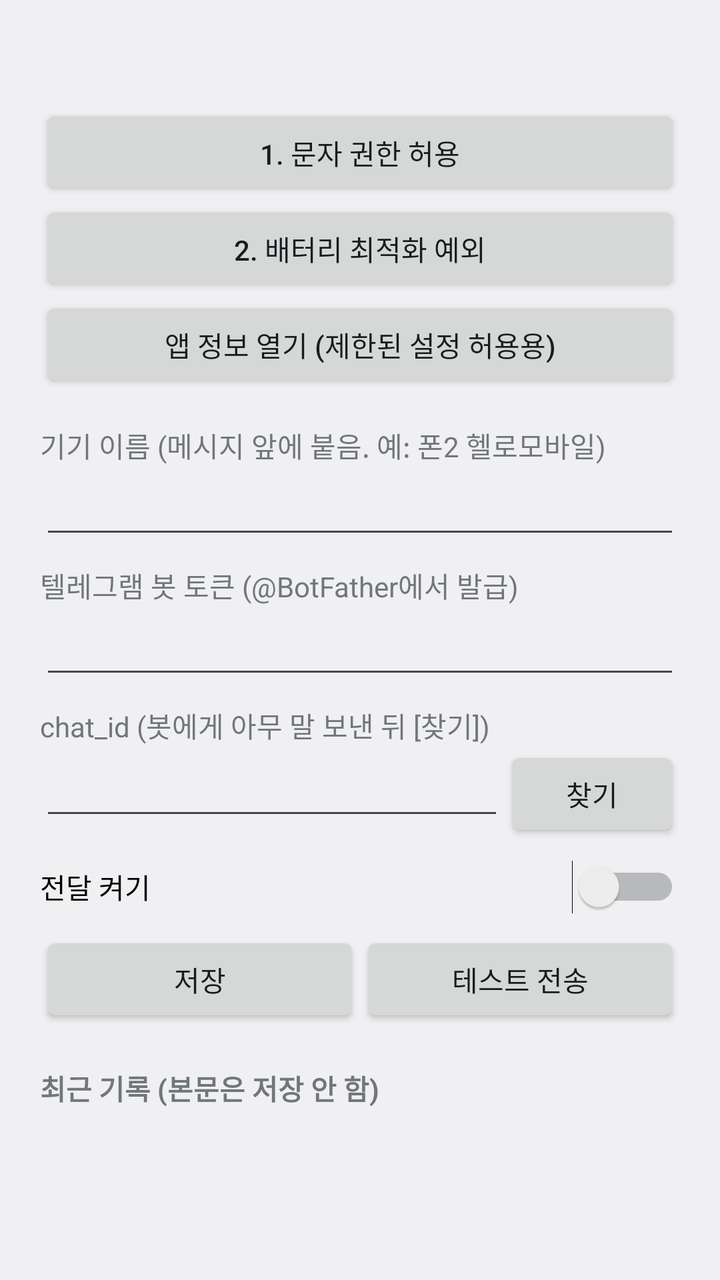
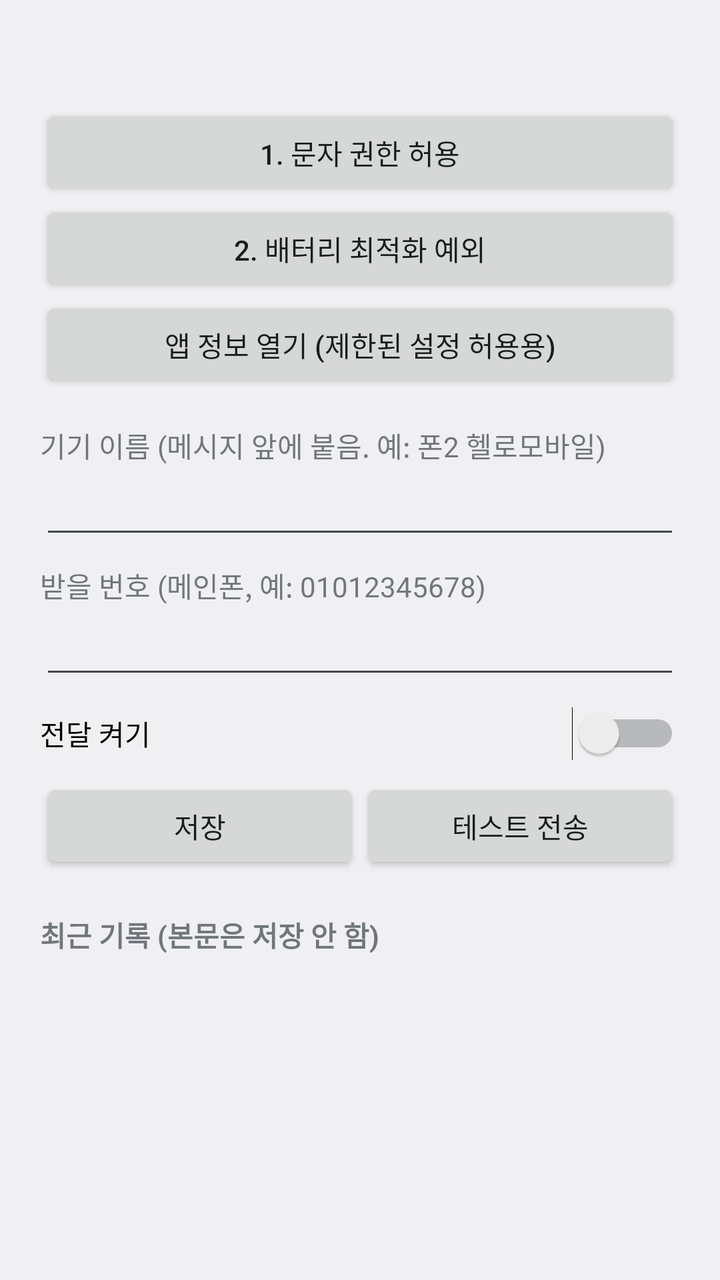

Two renders of the same Android screen: before a commit and after it. Below are the layout's source before the change and the commit's diff.
<!-- AndroidManifest.xml: application theme AppTheme -->
<!-- res/layout/activity_main.xml -->
<?xml version="1.0" encoding="utf-8"?>
<ScrollView xmlns:android="http://schemas.android.com/apk/res/android"
    android:layout_width="match_parent"
    android:layout_height="match_parent"
    android:fitsSystemWindows="true">

    <LinearLayout
        android:layout_width="match_parent"
        android:layout_height="wrap_content"
        android:orientation="vertical"
        android:padding="20dp">

        <TextView
            android:id="@+id/status"
            android:layout_width="match_parent"
            android:layout_height="wrap_content"
            android:textSize="15sp"
            android:lineSpacingExtra="4dp"
            android:paddingBottom="12dp" />

        <Button
            android:id="@+id/btnPerm"
            android:layout_width="match_parent"
            android:layout_height="wrap_content"
            android:text="1. 문자 권한 허용" />

        <Button
            android:id="@+id/btnBattery"
            android:layout_width="match_parent"
            android:layout_height="wrap_content"
            android:text="2. 배터리 최적화 예외" />

        <Button
            android:id="@+id/btnAppInfo"
            android:layout_width="match_parent"
            android:layout_height="wrap_content"
            android:text="앱 정보 열기 (제한된 설정 허용용)" />

        <TextView
            android:layout_width="match_parent"
            android:layout_height="wrap_content"
            android:paddingTop="16dp"
            android:text="기기 이름 (메시지 앞에 붙음. 예: 폰2 헬로모바일)" />

        <EditText
            android:id="@+id/label"
            android:layout_width="match_parent"
            android:layout_height="wrap_content"
            android:inputType="text"
            android:singleLine="true" />

        <TextView
            android:layout_width="match_parent"
            android:layout_height="wrap_content"
            android:paddingTop="8dp"
            android:text="텔레그램 봇 토큰 (@BotFather에서 발급)" />

        <EditText
            android:id="@+id/token"
            android:layout_width="match_parent"
            android:layout_height="wrap_content"
            android:inputType="textPassword"
            android:singleLine="true" />

        <TextView
            android:layout_width="match_parent"
            android:layout_height="wrap_content"
            android:paddingTop="8dp"
            android:text="chat_id (봇에게 아무 말 보낸 뒤 [찾기])" />

        <LinearLayout
            android:layout_width="match_parent"
            android:layout_height="wrap_content"
            android:orientation="horizontal">

            <EditText
                android:id="@+id/chatId"
                android:layout_width="0dp"
                android:layout_height="wrap_content"
                android:layout_weight="1"
                android:inputType="numberSigned"
                android:singleLine="true" />

            <Button
                android:id="@+id/btnFind"
                android:layout_width="wrap_content"
                android:layout_height="wrap_content"
                android:text="찾기" />
        </LinearLayout>

        <Switch
            android:id="@+id/enabled"
            android:layout_width="match_parent"
            android:layout_height="wrap_content"
            android:paddingTop="12dp"
            android:paddingBottom="12dp"
            android:text="전달 켜기" />

        <LinearLayout
            android:layout_width="match_parent"
            android:layout_height="wrap_content"
            android:orientation="horizontal">

            <Button
                android:id="@+id/btnSave"
                android:layout_width="0dp"
                android:layout_height="wrap_content"
                android:layout_weight="1"
                android:text="저장" />

            <Button
                android:id="@+id/btnTest"
                android:layout_width="0dp"
                android:layout_height="wrap_content"
                android:layout_weight="1"
                android:text="테스트 전송" />
        </LinearLayout>

        <TextView
            android:layout_width="match_parent"
            android:layout_height="wrap_content"
            android:paddingTop="20dp"
            android:text="최근 기록 (본문은 저장 안 함)"
            android:textStyle="bold" />

        <TextView
            android:id="@+id/log"
            android:layout_width="match_parent"
            android:layout_height="wrap_content"
            android:fontFamily="monospace"
            android:textIsSelectable="true"
            android:textSize="12sp" />
    </LinearLayout>
</ScrollView>
<!-- resources referenced by this layout -->
<resources>
  <style name="AppTheme" parent="@android:style/Theme.DeviceDefault.Light" />
</resources>

<!-- the commit's change to res/layout/activity_main.xml (unified diff, before → after) -->
@@ -53,40 +53,14 @@
             android:layout_width="match_parent"
             android:layout_height="wrap_content"
             android:paddingTop="8dp"
-            android:text="텔레그램 봇 토큰 (@BotFather에서 발급)" />
+            android:text="받을 번호 (메인폰, 예: 01012345678)" />
 
         <EditText
-            android:id="@+id/token"
+            android:id="@+id/target"
             android:layout_width="match_parent"
             android:layout_height="wrap_content"
-            android:inputType="textPassword"
+            android:inputType="phone"
             android:singleLine="true" />
-
-        <TextView
-            android:layout_width="match_parent"
-            android:layout_height="wrap_content"
-            android:paddingTop="8dp"
-            android:text="chat_id (봇에게 아무 말 보낸 뒤 [찾기])" />
-
-        <LinearLayout
-            android:layout_width="match_parent"
-            android:layout_height="wrap_content"
-            android:orientation="horizontal">
-
-            <EditText
-                android:id="@+id/chatId"
-                android:layout_width="0dp"
-                android:layout_height="wrap_content"
-                android:layout_weight="1"
-                android:inputType="numberSigned"
-                android:singleLine="true" />
-
-            <Button
-                android:id="@+id/btnFind"
-                android:layout_width="wrap_content"
-                android:layout_height="wrap_content"
-                android:text="찾기" />
-        </LinearLayout>
 
         <Switch
             android:id="@+id/enabled"
